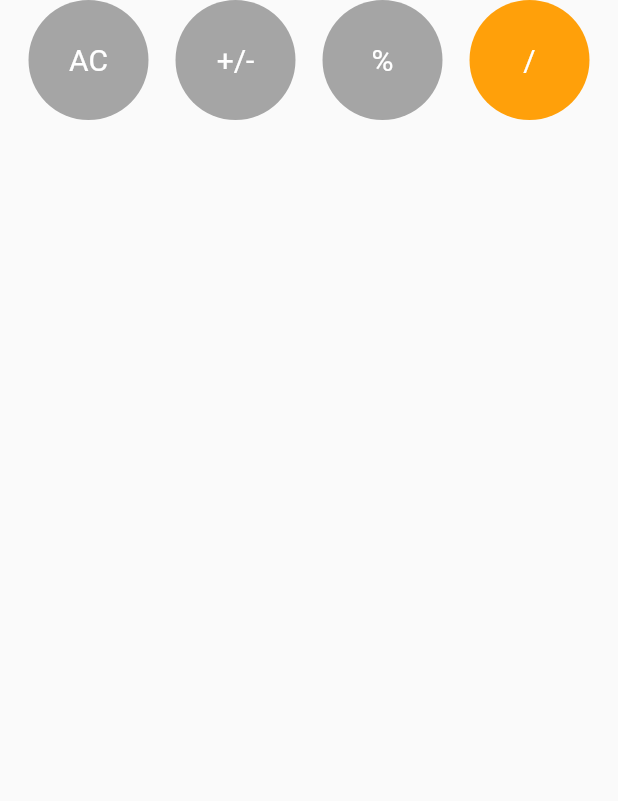
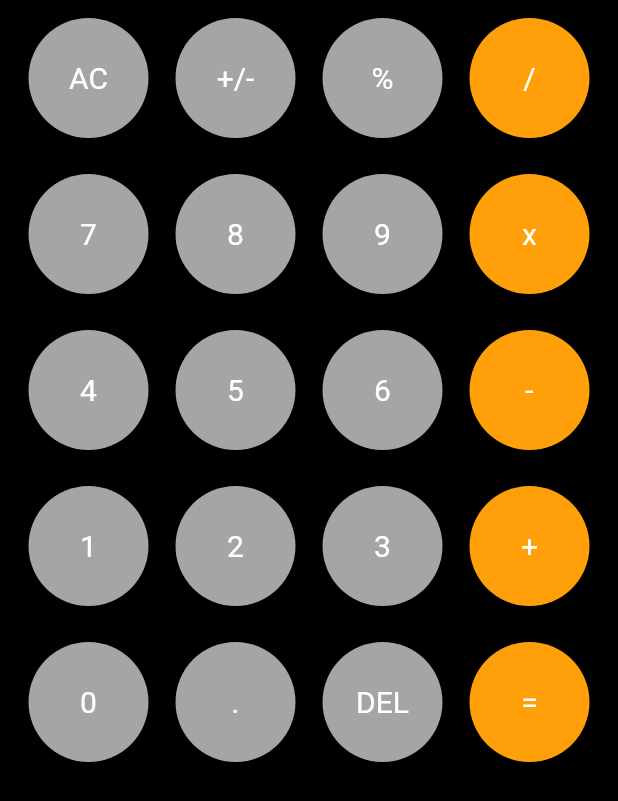
Before and after one commit to atik-sabuj/easy_calculator, a Flutter app: the screen it shows after launch, on a phone screen of 412 x 824 dp. Shown: the top 801 px of the screen. Run offline on Flutter 3.47's test engine with Material 2 defaults, Android fonts, the phone set to English and light mode, and no system bars.

Commit message:
Calculator UI and Components #3

```diff
--- a/lib/components/my_button.dart
+++ b/lib/components/my_button.dart
@@ -15,6 +15,8 @@ class MyButton extends StatelessWidget {
   @override
   Widget build(BuildContext context) {
     return Expanded(
+      child: Padding(
+        padding: const EdgeInsets.symmetric(vertical: 12),
         child: InkWell(
           onTap: onPress,
           child: Container(
@@ -28,6 +30,7 @@ class MyButton extends StatelessWidget {
             ),
           ),
         ),
+      ),
     );
   }
 }
--- a/lib/home_page.dart
+++ b/lib/home_page.dart
@@ -16,11 +16,15 @@ class _HomePageState extends State<HomePage> {
 
   @override
   Widget build(BuildContext context) {
-    print('Program Asche');
+    print('Calculator Asche');
     return Scaffold(
+      backgroundColor: Colors.black,
       body: SafeArea(
         child: Padding(
           padding: const EdgeInsets.symmetric(horizontal: 10),
+          child: Column(
+            children: [
+              Expanded(
                 child: Column(
                   children: [
                     Row(
@@ -33,6 +37,41 @@ class _HomePageState extends State<HomePage> {
                         MyButton(title: '/',onPress: (){},color: Color(0xffffa00a),),
                       ],
                     ),
+                    Row(
+                      children: [
+                        MyButton(title: '7', onPress: (){},),
+                        MyButton(title: '8',onPress: (){},),
+                        MyButton(title: '9',onPress: (){},),
+                        MyButton(title: 'x',onPress: (){},color: Color(0xffffa00a),),
+                      ],
+                    ),
+                    Row(
+                      children: [
+                        MyButton(title: '4', onPress: (){},),
+                        MyButton(title: '5',onPress: (){},),
+                        MyButton(title: '6',onPress: (){},),
+                        MyButton(title: '-',onPress: (){},color: Color(0xffffa00a),),
+                      ],
+                    ),
+                    Row(
+                      children: [
+                        MyButton(title: '1', onPress: (){},),
+                        MyButton(title: '2',onPress: (){},),
+                        MyButton(title: '3',onPress: (){},),
+                        MyButton(title: '+',onPress: (){},color: Color(0xffffa00a),),
+                      ],
+                    ),
+                    Row(
+                      children: [
+                        MyButton(title: '0', onPress: (){},),
+                        MyButton(title: '.',onPress: (){},),
+                        MyButton(title: 'DEL',onPress: (){},),
+                        MyButton(title: '=',onPress: (){},color: Color(0xffffa00a),),
+                      ],
+                    ),
+                  ],
+                ),
+              ),
 
             ],
           ),
```
Lines whose indentation alone changed are shown as unchanged.
